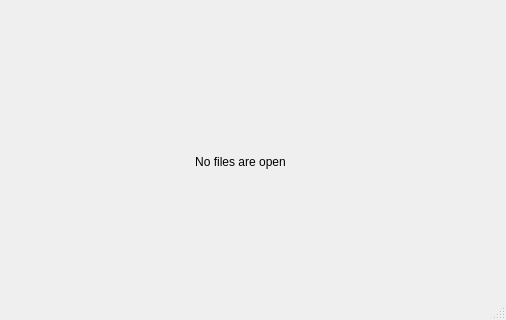
Qt form main_window.ui (h13i32maru/navyjs-legacy2) before a commit; both pictures show x 269 to 775 and y 258 to 578 of the 775 by 578 pixel window.
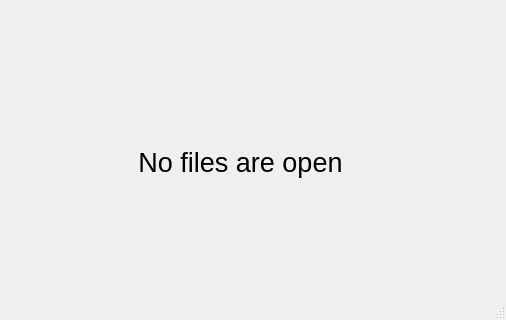
The same form after that commit. Custom widgets are drawn as their Qt base class.

Commit message: レイアウト調整

What changed in the file:
```diff
--- a/main_window.ui
+++ b/main_window.ui
@@ -87,6 +87,11 @@
             <verstretch>0</verstretch>
            </sizepolicy>
           </property>
+          <property name="font">
+           <font>
+            <pointsize>20</pointsize>
+           </font>
+          </property>
           <property name="text">
            <string>No files are open</string>
           </property>
```
